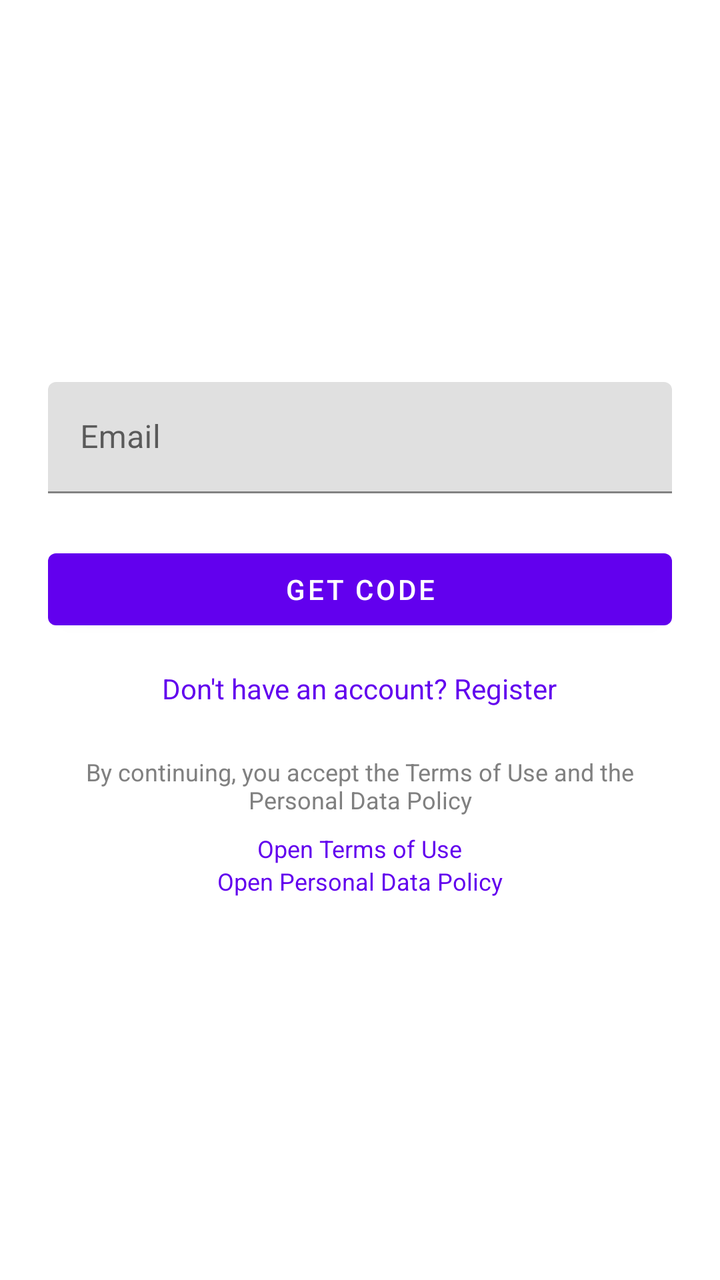
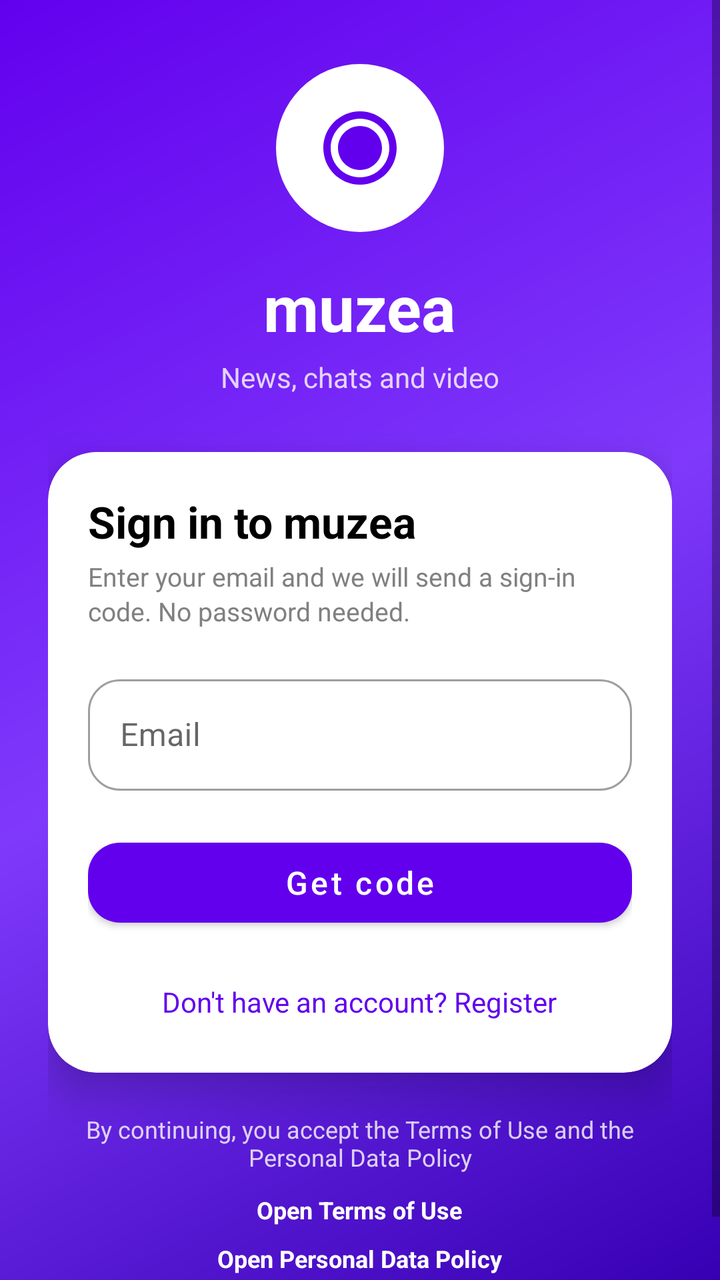

Two renders of the same Android screen: before a commit and after it. Below are the layout's source before the change and the commit's diff.
<!-- AndroidManifest.xml: application theme Theme.Muzea -->
<!-- res/layout/activity_login.xml -->
<?xml version="1.0" encoding="utf-8"?>
<LinearLayout xmlns:android="http://schemas.android.com/apk/res/android"
    xmlns:app="http://schemas.android.com/apk/res-auto"
    android:layout_width="match_parent"
    android:layout_height="match_parent"
    android:orientation="vertical"
    android:padding="24dp"
    android:gravity="center">

    <com.google.android.material.textfield.TextInputLayout
        android:layout_width="match_parent"
        android:layout_height="wrap_content"
        android:hint="@string/hint_email">

        <com.google.android.material.textfield.TextInputEditText
            android:id="@+id/etEmail"
            android:layout_width="match_parent"
            android:layout_height="wrap_content"
            android:inputType="textEmailAddress" />
    </com.google.android.material.textfield.TextInputLayout>

    <Button
        android:id="@+id/btnLogin"
        android:layout_width="match_parent"
        android:layout_height="wrap_content"
        android:layout_marginTop="24dp"
        android:text="@string/action_get_code" />

    <TextView
        android:id="@+id/tvRegister"
        android:layout_width="wrap_content"
        android:layout_height="wrap_content"
        android:layout_marginTop="16dp"
        android:text="@string/login_no_account"
        android:textColor="@color/purple_500"
        android:textSize="14sp" />

    <TextView
        android:id="@+id/tvLegalNote"
        android:layout_width="wrap_content"
        android:layout_height="wrap_content"
        android:layout_marginTop="24dp"
        android:text="@string/login_legal_note"
        android:textAlignment="center"
        android:textColor="@color/gray"
        android:textSize="12sp" />

    <TextView
        android:id="@+id/tvLegalTerms"
        android:layout_width="wrap_content"
        android:layout_height="wrap_content"
        android:layout_marginTop="8dp"
        android:text="@string/consent_open_terms"
        android:textColor="@color/purple_500"
        android:textSize="12sp" />

    <TextView
        android:id="@+id/tvLegalPolicy"
        android:layout_width="wrap_content"
        android:layout_height="wrap_content"
        android:text="@string/consent_open_policy"
        android:textColor="@color/purple_500"
        android:textSize="12sp" />

    <ProgressBar
        android:id="@+id/progressBar"
        android:layout_width="wrap_content"
        android:layout_height="wrap_content"
        android:layout_marginTop="16dp"
        android:visibility="gone" />

</LinearLayout>
<!-- resources referenced by this layout -->
<resources>
  <color name="gray">#FF808080</color>
  <color name="purple_500">#FF6200EE</color>
  <string name="action_get_code">Get code</string>
  <string name="consent_open_policy">Open Personal Data Policy</string>
  <string name="consent_open_terms">Open Terms of Use</string>
  <string name="hint_email">Email</string>
  <string name="login_legal_note">By continuing, you accept the Terms of Use and the Personal Data Policy</string>
  <string name="login_no_account">Don\'t have an account? Register</string>
  <style name="Theme.Muzea" parent="Theme.MaterialComponents.DayNight.NoActionBar">
          <item name="colorPrimary">@color/purple_500</item>
          <item name="colorPrimaryVariant">@color/purple_700</item>
          <item name="colorOnPrimary">@color/white</item>
          <item name="colorSecondary">@color/teal_200</item>
          <item name="colorSecondaryVariant">@color/teal_700</item>
          <item name="colorOnSecondary">@color/black</item>
          <item name="android:statusBarColor">?attr/colorPrimaryVariant</item>
  
          
          <item name="materialButtonStyle">@style/Widget.MaterialComponents.Button</item>
          <item name="materialCardViewStyle">@style/Widget.MaterialComponents.CardView</item>
  
          
          <item name="materialAlertDialogTheme">@style/ThemeOverlay.Muzea.Dialog</item>
      </style>
  <color name="purple_700">#FF3700B3</color>
  <color name="white">#FFFFFFFF</color>
  <color name="teal_200">#FF03DAC5</color>
  <color name="teal_700">#FF018786</color>
  <color name="black">#FF000000</color>
  <style name="ThemeOverlay.Muzea.Dialog" parent="ThemeOverlay.MaterialComponents.MaterialAlertDialog">
          <item name="shapeAppearanceOverlay">@style/ShapeAppearance.Muzea.Dialog</item>
          <item name="colorPrimary">@color/purple_500</item>
      </style>
  <style name="ShapeAppearance.Muzea.Dialog" parent="">
          <item name="cornerFamily">rounded</item>
          <item name="cornerSize">20dp</item>
      </style>
</resources>

<!-- the commit's change to res/layout/activity_login.xml (unified diff, before → after) -->
@@ -1,72 +1,162 @@
 <?xml version="1.0" encoding="utf-8"?>
-<LinearLayout xmlns:android="http://schemas.android.com/apk/res/android"
+<ScrollView xmlns:android="http://schemas.android.com/apk/res/android"
     xmlns:app="http://schemas.android.com/apk/res-auto"
     android:layout_width="match_parent"
     android:layout_height="match_parent"
-    android:orientation="vertical"
-    android:padding="24dp"
-    android:gravity="center">
+    android:background="@drawable/bg_auth_gradient"
+    android:clipToPadding="false"
+    android:fillViewport="true">
 
-    <com.google.android.material.textfield.TextInputLayout
+    <LinearLayout
         android:layout_width="match_parent"
         android:layout_height="wrap_content"
-        android:hint="@string/hint_email">
+        android:gravity="center"
+        android:orientation="vertical"
+        android:paddingStart="24dp"
+        android:paddingTop="32dp"
+        android:paddingEnd="24dp"
+        android:paddingBottom="32dp">
 
-        <com.google.android.material.textfield.TextInputEditText
-            android:id="@+id/etEmail"
+        <ImageView
+            android:layout_width="84dp"
+            android:layout_height="84dp"
+            android:background="@drawable/bg_auth_logo"
+            android:contentDescription="@string/app_name"
+            android:padding="20dp"
+            android:src="@drawable/ic_logo" />
+
+        <TextView
+            android:layout_width="wrap_content"
+            android:layout_height="wrap_content"
+            android:layout_marginTop="16dp"
+            android:text="@string/app_name"
+            android:textColor="@color/white"
+            android:textSize="32sp"
+            android:textStyle="bold" />
+
+        <TextView
+            android:layout_width="wrap_content"
+            android:layout_height="wrap_content"
+            android:layout_marginTop="4dp"
+            android:alpha="0.8"
+            android:text="@string/login_subtitle"
+            android:textColor="@color/white"
+            android:textSize="14sp" />
+
+        <com.google.android.material.card.MaterialCardView
             android:layout_width="match_parent"
             android:layout_height="wrap_content"
-            android:inputType="textEmailAddress" />
-    </com.google.android.material.textfield.TextInputLayout>
+            android:layout_marginTop="28dp"
+            app:cardBackgroundColor="@color/surface"
+            app:cardCornerRadius="24dp"
+            app:cardElevation="12dp"
+            app:strokeWidth="0dp">
 
-    <Button
-        android:id="@+id/btnLogin"
-        android:layout_width="match_parent"
-        android:layout_height="wrap_content"
-        android:layout_marginTop="24dp"
-        android:text="@string/action_get_code" />
+            <LinearLayout
+                android:layout_width="match_parent"
+                android:layout_height="wrap_content"
+                android:orientation="vertical"
+                android:padding="20dp">
 
-    <TextView
-        android:id="@+id/tvRegister"
-        android:layout_width="wrap_content"
-        android:layout_height="wrap_content"
-        android:layout_marginTop="16dp"
-        android:text="@string/login_no_account"
-        android:textColor="@color/purple_500"
-        android:textSize="14sp" />
+                <TextView
+                    android:layout_width="match_parent"
+                    android:layout_height="wrap_content"
+                    android:text="@string/login_title"
+                    android:textColor="?attr/colorOnSurface"
+                    android:textSize="22sp"
+                    android:textStyle="bold" />
 
-    <TextView
-        android:id="@+id/tvLegalNote"
-        android:layout_width="wrap_content"
-        android:layout_height="wrap_content"
-        android:layout_marginTop="24dp"
-        android:text="@string/login_legal_note"
-        android:textAlignment="center"
-        android:textColor="@color/gray"
-        android:textSize="12sp" />
+                <TextView
+                    android:layout_width="match_parent"
+                    android:layout_height="wrap_content"
+                    android:layout_marginTop="4dp"
+                    android:lineSpacingExtra="2dp"
+                    android:text="@string/login_caption"
+                    android:textColor="@color/gray"
+                    android:textSize="13sp" />
 
-    <TextView
-        android:id="@+id/tvLegalTerms"
-        android:layout_width="wrap_content"
-        android:layout_height="wrap_content"
-        android:layout_marginTop="8dp"
-        android:text="@string/consent_open_terms"
-        android:textColor="@color/purple_500"
-        android:textSize="12sp" />
+                <com.google.android.material.textfield.TextInputLayout
+                    style="@style/Widget.MaterialComponents.TextInputLayout.OutlinedBox"
+                    android:layout_width="match_parent"
+                    android:layout_height="wrap_content"
+                    android:layout_marginTop="20dp"
+                    android:hint="@string/hint_email"
+                    app:boxCornerRadiusBottomEnd="16dp"
+                    app:boxCornerRadiusBottomStart="16dp"
+                    app:boxCornerRadiusTopEnd="16dp"
+                    app:boxCornerRadiusTopStart="16dp">
 
-    <TextView
-        android:id="@+id/tvLegalPolicy"
-        android:layout_width="wrap_content"
-        android:layout_height="wrap_content"
-        android:text="@string/consent_open_policy"
-        android:textColor="@color/purple_500"
-        android:textSize="12sp" />
+                    <com.google.android.material.textfield.TextInputEditText
+                        android:id="@+id/etEmail"
+                        android:layout_width="match_parent"
+                        android:layout_height="wrap_content"
+                        android:imeOptions="actionGo"
+                        android:inputType="textEmailAddress"
+                        android:maxLines="1" />
+                </com.google.android.material.textfield.TextInputLayout>
 
-    <ProgressBar
-        android:id="@+id/progressBar"
-        android:layout_width="wrap_content"
-        android:layout_height="wrap_content"
-        android:layout_marginTop="16dp"
-        android:visibility="gone" />
+                <com.google.android.material.button.MaterialButton
+                    android:id="@+id/btnLogin"
+                    android:layout_width="match_parent"
+                    android:layout_height="52dp"
+                    android:layout_marginTop="20dp"
+                    android:text="@string/action_get_code"
+                    android:textAllCaps="false"
+                    android:textSize="16sp"
+                    app:cornerRadius="16dp" />
 
-</LinearLayout>
+                <ProgressBar
+                    android:id="@+id/progressBar"
+                    android:layout_width="wrap_content"
+                    android:layout_height="wrap_content"
+                    android:layout_gravity="center_horizontal"
+                    android:layout_marginTop="12dp"
+                    android:visibility="gone" />
+
+                <TextView
+                    android:id="@+id/tvRegister"
+                    android:layout_width="wrap_content"
+                    android:layout_height="wrap_content"
+                    android:layout_gravity="center_horizontal"
+                    android:layout_marginTop="18dp"
+                    android:padding="6dp"
+                    android:text="@string/login_no_account"
+                    android:textColor="@color/purple_500"
+                    android:textSize="14sp" />
+            </LinearLayout>
+        </com.google.android.material.card.MaterialCardView>
+
+        <TextView
+            android:id="@+id/tvLegalNote"
+            android:layout_width="match_parent"
+            android:layout_height="wrap_content"
+            android:layout_marginTop="20dp"
+            android:alpha="0.8"
+            android:text="@string/login_legal_note"
+            android:textAlignment="center"
+            android:textColor="@color/white"
+            android:textSize="12sp" />
+
+        <TextView
+            android:id="@+id/tvLegalTerms"
+            android:layout_width="wrap_content"
+            android:layout_height="wrap_content"
+            android:layout_marginTop="6dp"
+            android:padding="4dp"
+            android:text="@string/consent_open_terms"
+            android:textColor="@color/white"
+            android:textSize="12sp"
+            android:textStyle="bold" />
+
+        <TextView
+            android:id="@+id/tvLegalPolicy"
+            android:layout_width="wrap_content"
+            android:layout_height="wrap_content"
+            android:padding="4dp"
+            android:text="@string/consent_open_policy"
+            android:textColor="@color/white"
+            android:textSize="12sp"
+            android:textStyle="bold" />
+
+    </LinearLayout>
+</ScrollView>
<!-- resource entries referenced after the edit -->
@@ -2,12 +2,17 @@
 <resources>
   <color name="gray">#FF808080</color>
   <color name="purple_500">#FF6200EE</color>
+  <color name="surface">#FFFFFFFF</color>
   <string name="action_get_code">Get code</string>
+  <string name="app_name">muzea</string>
   <string name="consent_open_policy">Open Personal Data Policy</string>
   <string name="consent_open_terms">Open Terms of Use</string>
   <string name="hint_email">Email</string>
+  <string name="login_caption">Enter your email and we will send a sign-in code. No password needed.</string>
   <string name="login_legal_note">By continuing, you accept the Terms of Use and the Personal Data Policy</string>
   <string name="login_no_account">Don\'t have an account? Register</string>
+  <string name="login_subtitle">News, chats and video</string>
+  <string name="login_title">Sign in to muzea</string>
   <style name="Theme.Muzea" parent="Theme.MaterialComponents.DayNight.NoActionBar">
           <item name="colorPrimary">@color/purple_500</item>
           <item name="colorPrimaryVariant">@color/purple_700</item>
@@ -25,7 +30,38 @@
           <item name="materialAlertDialogTheme">@style/ThemeOverlay.Muzea.Dialog</item>
       </style>
   <color name="purple_700">#FF3700B3</color>
+  <color name="toolbar_gradient_end">#FF7F39FB</color>
+  <color name="toolbar_gradient_start">#FF6200EE</color>
   <color name="white">#FFFFFFFF</color>
+  <!-- drawable bg_auth_gradient (drawable) -->
+  <?xml version="1.0" encoding="utf-8"?>
+  <shape xmlns:android="http://schemas.android.com/apk/res/android"
+      android:shape="rectangle">
+      <gradient
+          android:angle="315"
+          android:endColor="@color/purple_700"
+          android:centerColor="@color/toolbar_gradient_end"
+          android:startColor="@color/toolbar_gradient_start" />
+  </shape>
+  <!-- drawable bg_auth_logo (drawable) -->
+  <?xml version="1.0" encoding="utf-8"?>
+  <shape xmlns:android="http://schemas.android.com/apk/res/android"
+      android:shape="oval">
+      <solid android:color="@color/white" />
+  </shape>
+  <!-- drawable ic_logo (drawable) -->
+  <vector xmlns:android="http://schemas.android.com/apk/res/android"
+      android:width="24dp"
+      android:height="24dp"
+      android:viewportWidth="24"
+      android:viewportHeight="24">
+      <path
+          android:fillColor="#FF6200EE"
+          android:pathData="M12,2C6.48,2 2,6.48 2,12s4.48,10 10,10 10,-4.48 10,-10S17.52,2 12,2zM12,4c4.41,0 8,3.59 8,8s-3.59,8 -8,8 -8,-3.59 -8,-8 3.59,-8 8,-8zM12,6c-3.31,0 -6,2.69 -6,6s2.69,6 6,6 6,-2.69 6,-6 -2.69,-6 -6,-6z"/>
+      <path
+          android:fillColor="#FF6200EE"
+          android:pathData="M12,8c-2.21,0 -4,1.79 -4,4s1.79,4 4,4 4,-1.79 4,-4 -1.79,-4 -4,-4z"/>
+  </vector>
   <color name="teal_200">#FF03DAC5</color>
   <color name="teal_700">#FF018786</color>
   <color name="black">#FF000000</color>
